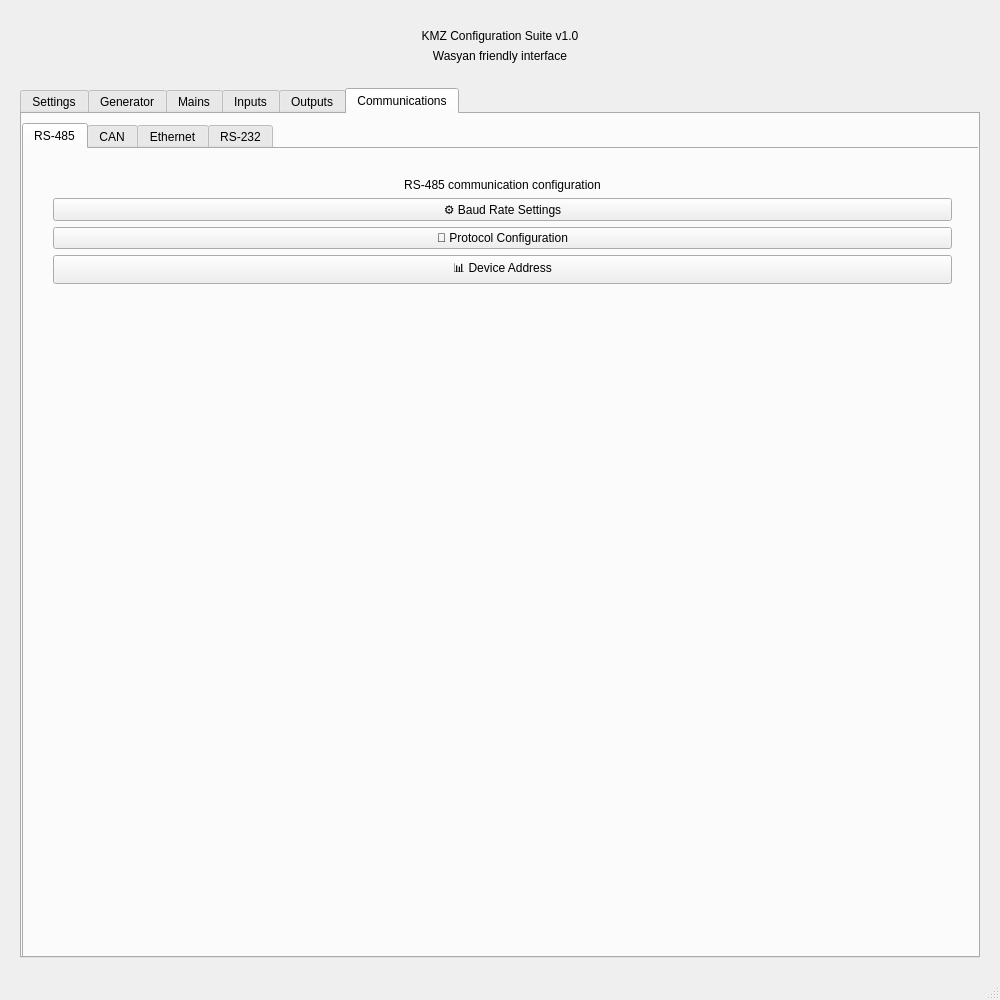
Qt form app2/mainwindow.ui (Millyvolt/qt_cursor_app_2) before a commit.
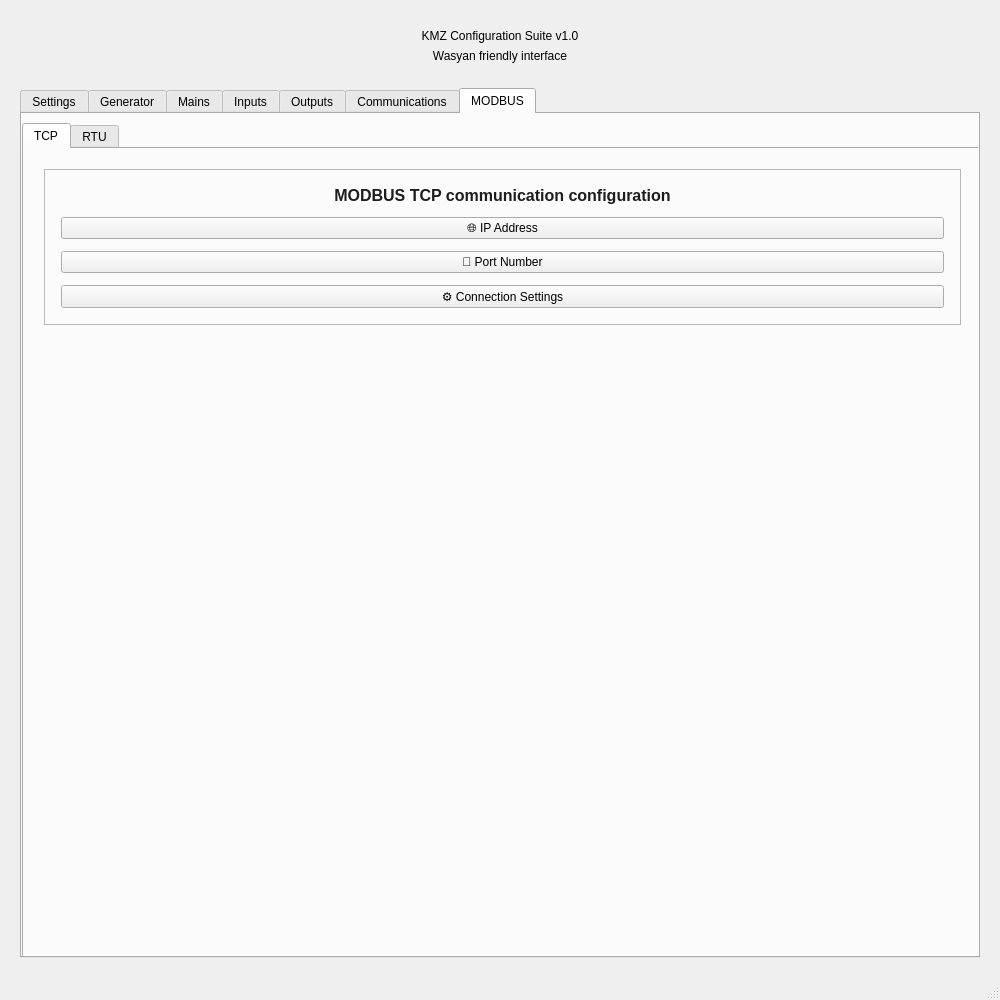
The same form after that commit. The open tabs and pages were chosen to show the change.

Commit message: Added tabs "MODBUS" -> "TCP", "RTU"

The edit to the form file:
```diff
--- a/app2/mainwindow.ui
+++ b/app2/mainwindow.ui
@@ -1891,6 +1891,249 @@
         </widget>
        </widget>
       </widget>
+      <widget class="QWidget" name="tab9">
+       <attribute name="title">
+        <string>MODBUS</string>
+       </attribute>
+       <widget class="QTabWidget" name="tabWidget_modbus">
+        <property name="geometry">
+         <rect>
+          <x>0</x>
+          <y>9</y>
+          <width>961</width>
+          <height>891</height>
+         </rect>
+        </property>
+        <property name="currentIndex">
+         <number>0</number>
+        </property>
+        <widget class="QWidget" name="tab_tcp">
+         <attribute name="title">
+          <string>TCP</string>
+         </attribute>
+         <layout class="QVBoxLayout" name="verticalLayout_tcp">
+          <property name="spacing">
+           <number>16</number>
+          </property>
+          <property name="leftMargin">
+           <number>20</number>
+          </property>
+          <property name="topMargin">
+           <number>20</number>
+          </property>
+          <property name="rightMargin">
+           <number>20</number>
+          </property>
+          <property name="bottomMargin">
+           <number>20</number>
+          </property>
+          <item>
+           <widget class="QFrame" name="card_tcp">
+            <property name="styleSheet">
+             <string notr="true"/>
+            </property>
+            <property name="frameShape">
+             <enum>QFrame::StyledPanel</enum>
+            </property>
+            <property name="frameShadow">
+             <enum>QFrame::Raised</enum>
+            </property>
+            <layout class="QVBoxLayout" name="card_tcpLayout">
+             <property name="spacing">
+              <number>12</number>
+             </property>
+             <property name="leftMargin">
+              <number>16</number>
+             </property>
+             <property name="topMargin">
+              <number>16</number>
+             </property>
+             <property name="rightMargin">
+              <number>16</number>
+             </property>
+             <property name="bottomMargin">
+              <number>16</number>
+             </property>
+             <item>
+              <widget class="QLabel" name="description_tcp">
+               <property name="styleSheet">
+                <string notr="true">font-size: 16px; color: #1d1d1f; font-weight: 500;</string>
+               </property>
+               <property name="text">
+                <string>MODBUS TCP communication configuration</string>
+               </property>
+               <property name="alignment">
+                <set>Qt::AlignCenter</set>
+               </property>
+               <property name="wordWrap">
+                <bool>true</bool>
+               </property>
+              </widget>
+             </item>
+             <item>
+              <widget class="QPushButton" name="pushButton_tcp_1">
+               <property name="styleSheet">
+                <string notr="true"/>
+               </property>
+               <property name="text">
+                <string>🌐 IP Address</string>
+               </property>
+              </widget>
+             </item>
+             <item>
+              <widget class="QPushButton" name="pushButton_tcp_2">
+               <property name="styleSheet">
+                <string notr="true"/>
+               </property>
+               <property name="text">
+                <string>🔌 Port Number</string>
+               </property>
+              </widget>
+             </item>
+             <item>
+              <widget class="QPushButton" name="pushButton_tcp_3">
+               <property name="styleSheet">
+                <string notr="true"/>
+               </property>
+               <property name="text">
+                <string>⚙️ Connection Settings</string>
+               </property>
+              </widget>
+             </item>
+            </layout>
+           </widget>
+          </item>
+          <item>
+           <spacer name="verticalSpacer_tcp">
+            <property name="orientation">
+             <enum>Qt::Vertical</enum>
+            </property>
+            <property name="sizeHint" stdset="0">
+             <size>
+              <width>20</width>
+              <height>40</height>
+             </size>
+            </property>
+           </spacer>
+          </item>
+         </layout>
+        </widget>
+        <widget class="QWidget" name="tab_rtu">
+         <attribute name="title">
+          <string>RTU</string>
+         </attribute>
+         <layout class="QVBoxLayout" name="verticalLayout_rtu">
+          <property name="spacing">
+           <number>16</number>
+          </property>
+          <property name="leftMargin">
+           <number>20</number>
+          </property>
+          <property name="topMargin">
+           <number>20</number>
+          </property>
+          <property name="rightMargin">
+           <number>20</number>
+          </property>
+          <property name="bottomMargin">
+           <number>20</number>
+          </property>
+          <item>
+           <widget class="QFrame" name="card_rtu">
+            <property name="whatsThis">
+             <string>q</string>
+            </property>
+            <property name="styleSheet">
+             <string notr="true"/>
+            </property>
+            <property name="frameShape">
+             <enum>QFrame::StyledPanel</enum>
+            </property>
+            <property name="frameShadow">
+             <enum>QFrame::Raised</enum>
+            </property>
+            <layout class="QVBoxLayout" name="card_rtuLayout">
+             <property name="spacing">
+              <number>12</number>
+             </property>
+             <property name="leftMargin">
+              <number>16</number>
+             </property>
+             <property name="topMargin">
+              <number>16</number>
+             </property>
+             <property name="rightMargin">
+              <number>16</number>
+             </property>
+             <property name="bottomMargin">
+              <number>16</number>
+             </property>
+             <item>
+              <widget class="QLabel" name="description_rtu">
+               <property name="styleSheet">
+                <string notr="true">font-size: 16px; color: #1d1d1f; font-weight: 500;</string>
+               </property>
+               <property name="text">
+                <string>MODBUS RTU serial communication configuration</string>
+               </property>
+               <property name="alignment">
+                <set>Qt::AlignCenter</set>
+               </property>
+               <property name="wordWrap">
+                <bool>true</bool>
+               </property>
+              </widget>
+             </item>
+             <item>
+              <widget class="QPushButton" name="pushButton_rtu_1">
+               <property name="styleSheet">
+                <string notr="true"/>
+               </property>
+               <property name="text">
+                <string>⚙️ Serial Port</string>
+               </property>
+              </widget>
+             </item>
+             <item>
+              <widget class="QPushButton" name="pushButton_rtu_2">
+               <property name="styleSheet">
+                <string notr="true"/>
+               </property>
+               <property name="text">
+                <string>📊 Baud Rate</string>
+               </property>
+              </widget>
+             </item>
+             <item>
+              <widget class="QPushButton" name="pushButton_rtu_3">
+               <property name="styleSheet">
+                <string notr="true"/>
+               </property>
+               <property name="text">
+                <string>🔧 Data Format</string>
+               </property>
+              </widget>
+             </item>
+            </layout>
+           </widget>
+          </item>
+          <item>
+           <spacer name="verticalSpacer_rtu">
+            <property name="orientation">
+             <enum>Qt::Vertical</enum>
+            </property>
+            <property name="sizeHint" stdset="0">
+             <size>
+              <width>20</width>
+              <height>40</height>
+             </size>
+            </property>
+           </spacer>
+          </item>
+         </layout>
+        </widget>
+       </widget>
+      </widget>
      </widget>
     </item>
    </layout>
```
Left out of the diff: 6 changed lines with no effect on the pictures. The commit also changes 438 other files.
